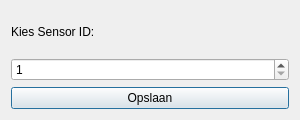
Before: the Qt Designer form settingswindow.ui in wifiinc/qt-dashboard-application, drawn with Qt 5.
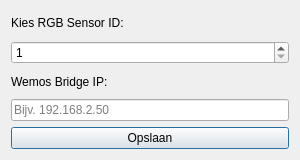
After: the same form once the commit is applied.

Patch:
```diff
--- a/settingswindow.ui
+++ b/settingswindow.ui
@@ -7,9 +7,21 @@
     <x>0</x>
     <y>0</y>
     <width>300</width>
-    <height>120</height>
+    <height>160</height>
    </rect>
   </property>
+  <property name="minimumSize">
+   <size>
+    <width>300</width>
+    <height>160</height>
+   </size>
+  </property>
+  <property name="maximumSize">
+   <size>
+    <width>300</width>
+    <height>160</height>
+   </size>
+  </property>
   <property name="windowTitle">
    <string>Instellingen</string>
   </property>
@@ -17,7 +29,7 @@
    <item>
     <widget class="QLabel" name="labelSensorId">
      <property name="text">
-      <string>Kies Sensor ID:</string>
+      <string>Kies RGB Sensor ID:</string>
      </property>
     </widget>
    </item>
@@ -34,6 +46,20 @@
      </property>
     </widget>
    </item>
+   <item>
+    <widget class="QLabel" name="labelBridgeIp">
+     <property name="text">
+      <string>Wemos Bridge IP:</string>
+     </property>
+    </widget>
+   </item>
+   <item>
+    <widget class="QLineEdit" name="lineEditBridgeIp">
+     <property name="placeholderText">
+      <string>Bijv. 192.168.2.50</string>
+     </property>
+    </widget>
+   </item>
    <item>
     <widget class="QPushButton" name="btnSave">
      <property name="text">
```
Left out of the diff: 4 changed lines with no effect on the pictures.
